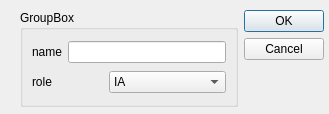
Qt form sources/views/add_IA_Diag.ui (thrichert/softy) before a commit.
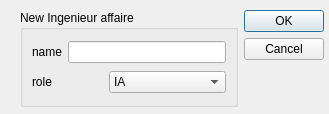
The same form after that commit.

Patch:
```diff
--- a/sources/views/add_IA_Diag.ui
+++ b/sources/views/add_IA_Diag.ui
@@ -25,7 +25,7 @@
   <property name="windowTitle">
    <string>Dialog</string>
   </property>
-  <widget class="QWidget" name="">
+  <widget class="QWidget" name="layoutWidget">
    <property name="geometry">
     <rect>
      <x>20</x>
@@ -38,7 +38,7 @@
     <item>
      <widget class="QGroupBox" name="groupBox">
       <property name="title">
-       <string>GroupBox</string>
+       <string>New Ingenieur affaire</string>
       </property>
       <layout class="QVBoxLayout" name="verticalLayout">
        <item>
```
